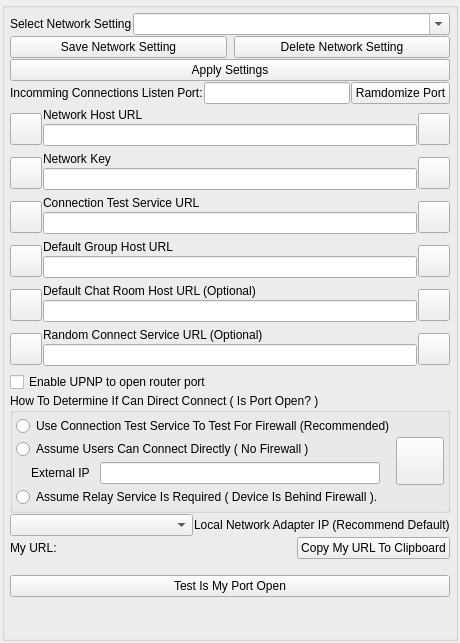
The window that AppsSrc/CommonSrc/Forms/AppletNetworkSettings.ui (brettrjones-github/nolimitconnect) describes before a commit, drawn with Qt 5.
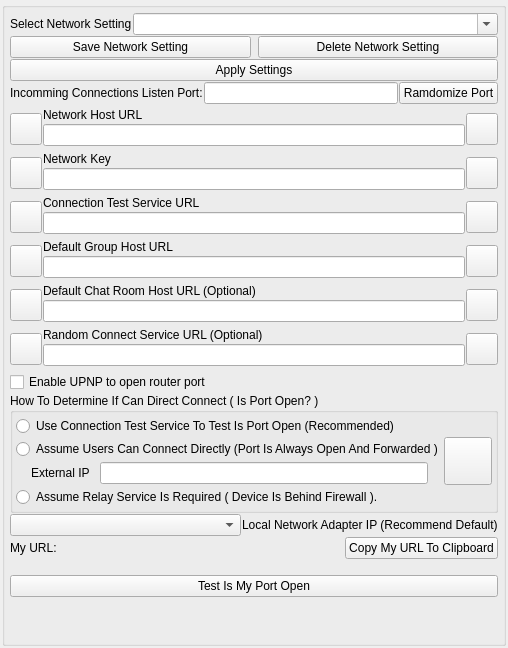
The same window after the commit. Custom widgets are drawn as their Qt base class.

```diff
--- a/AppsSrc/CommonSrc/Forms/AppletNetworkSettings.ui
+++ b/AppsSrc/CommonSrc/Forms/AppletNetworkSettings.ui
@@ -6,8 +6,8 @@
    <rect>
     <x>0</x>
     <y>0</y>
-    <width>433</width>
-    <height>643</height>
+    <width>437</width>
+    <height>648</height>
    </rect>
   </property>
   <property name="windowTitle">
@@ -675,14 +675,14 @@
            <item>
             <widget class="QRadioButton" name="AutoDetectProxyRadioButton">
              <property name="text">
-              <string>Use Connection Test Service To Test For Firewall (Recommended)</string>
+              <string>Use Connection Test Service To Test Is Port Open (Recommended)</string>
              </property>
             </widget>
            </item>
            <item>
             <widget class="QRadioButton" name="AssumeNoProxyRadioButton">
              <property name="text">
-              <string>Assume Users Can Connect Directly ( No Firewall )</string>
+              <string>Assume Users Can Connect Directly (Port Is Always Open And Forwarded )</string>
              </property>
             </widget>
            </item>
```
